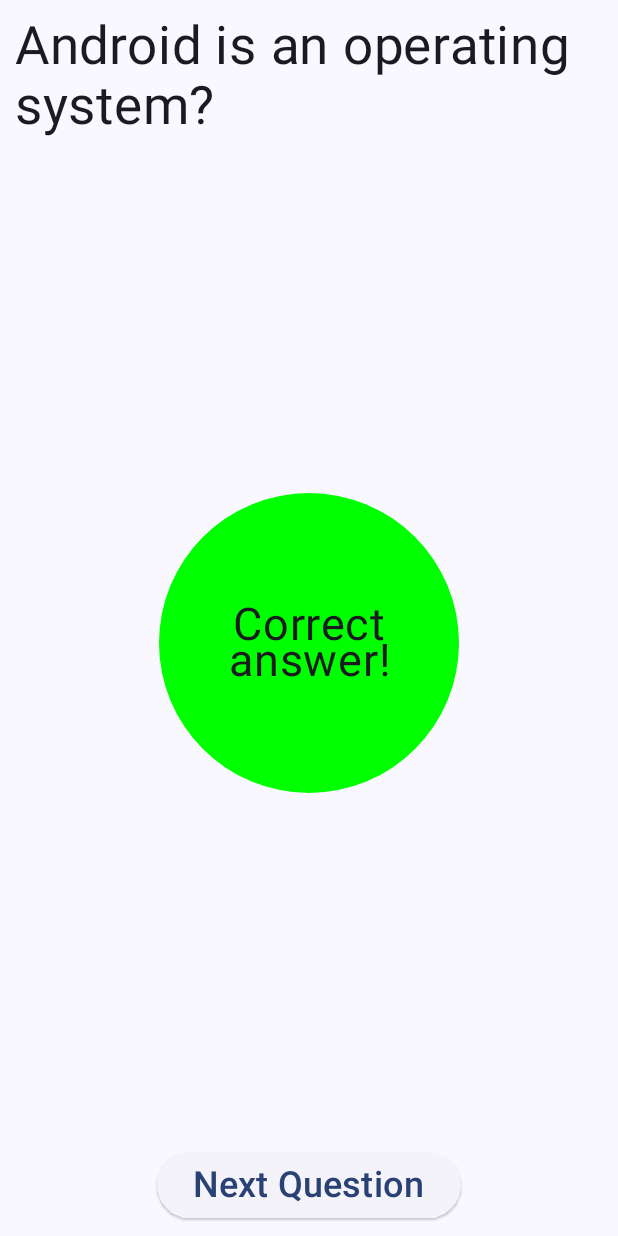
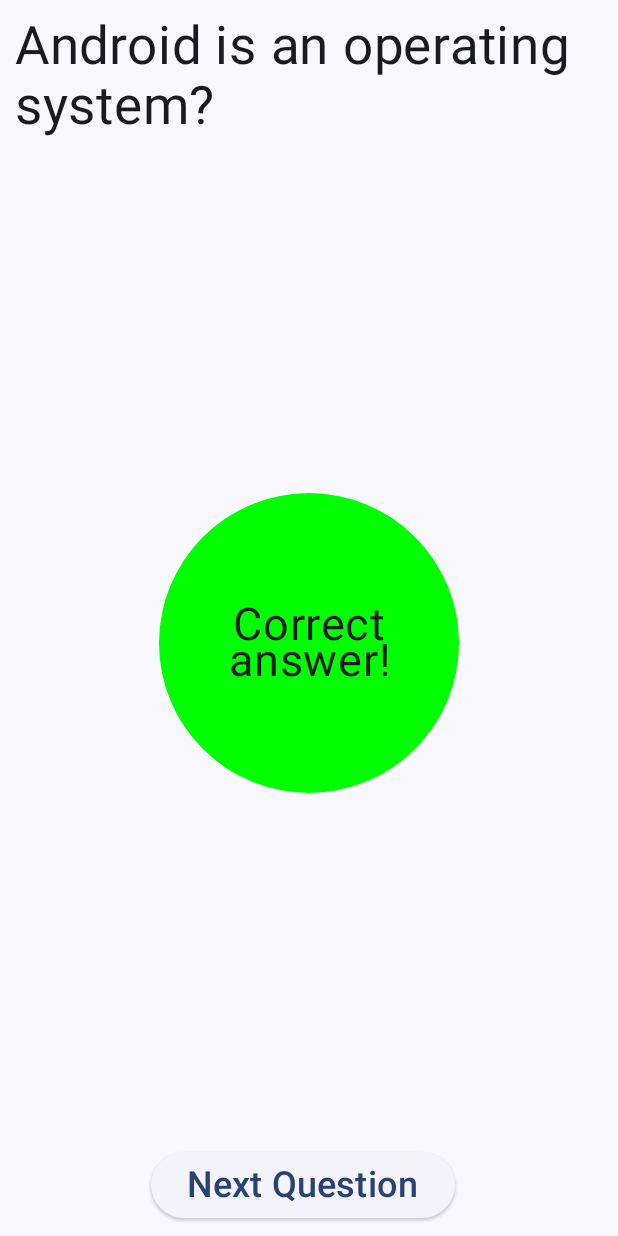
Before and after one commit to BarrakBM/Task-Android-Compose-UI, an Android app built with Jetpack Compose: the screen it shows after launch (MainActivity), after a tap on "True", on a phone screen of 412 x 824 dp. Run offline under Robolectric (Android 15) with nearby library versions, the phone set to English and light mode, and no system bars.

```diff
--- a/app/src/main/java/com/example/myapplication/MainActivity.kt
+++ b/app/src/main/java/com/example/myapplication/MainActivity.kt
@@ -11,13 +11,10 @@ import androidx.compose.foundation.layout.Column
 import androidx.compose.foundation.layout.Row
 import androidx.compose.foundation.layout.Spacer
 import androidx.compose.foundation.layout.fillMaxSize
-import androidx.compose.foundation.layout.fillMaxWidth
 import androidx.compose.foundation.layout.height
 import androidx.compose.foundation.layout.padding
 import androidx.compose.foundation.layout.size
-import androidx.compose.foundation.layout.width
 import androidx.compose.foundation.shape.CircleShape
-import androidx.compose.material3.Button
 import androidx.compose.material3.ElevatedButton
 import androidx.compose.material3.Scaffold
 import androidx.compose.material3.Text
@@ -28,16 +25,12 @@ import androidx.compose.runtime.remember
 import androidx.compose.runtime.setValue
 import androidx.compose.ui.Alignment
 import androidx.compose.ui.Modifier
-import androidx.compose.ui.draw.clip
 import androidx.compose.ui.graphics.Color
-import androidx.compose.ui.graphics.Shape
-import androidx.compose.ui.text.font.FontWeight
+import androidx.compose.ui.res.stringResource
 import androidx.compose.ui.text.style.TextAlign
-import androidx.compose.ui.tooling.preview.Preview
 import androidx.compose.ui.unit.dp
 import androidx.compose.ui.unit.sp
 import com.example.myapplication.ui.theme.MyApplicationTheme
-import javax.xml.transform.Result
 
 class MainActivity : ComponentActivity() {
     override fun onCreate(savedInstanceState: Bundle?) {
@@ -46,7 +39,7 @@ class MainActivity : ComponentActivity() {
         setContent {
             MyApplicationTheme {
                 Scaffold(modifier = Modifier.fillMaxSize()) { innerPadding ->
-                    QuestionsActivity(modifier = Modifier.padding(innerPadding))
+                    QuestionScreen(modifier = Modifier.padding(innerPadding))
 
                 }
             }
@@ -55,22 +48,22 @@ class MainActivity : ComponentActivity() {
 }
 
 @Composable
-fun QuestionsActivity(modifier: Modifier = Modifier) {
+fun QuestionScreen(modifier: Modifier = Modifier) {
     // dictionary of questions and answers
     val questions = mapOf(
         "Android is an operating system?" to true,
         "iOS is an operating system?" to true,
         "Windows is a mobile OS?" to false
     )
-
     // convert question to list (easier approach)
     val questionsList = questions.toList()
+
     // remember current question
     var currentQuestionIndex by remember { mutableStateOf(0) }
 
+    // score state
     var score by remember { mutableStateOf(0) }
-    // set to false to not show the result at the beginning till user choose an answer it will set to true
-    var result by remember { mutableStateOf(false) }
+
     // store user answer (null since it's empty when app activity starts)
     var userAnswer by remember { mutableStateOf<Boolean?>(null) }
 
@@ -80,7 +73,7 @@ fun QuestionsActivity(modifier: Modifier = Modifier) {
         val (currentQuestion, correctAnswer) = questionsList[currentQuestionIndex]
 
         // check if user answerd and the answer is correct by comparing it to the correct answer
-        val answeredCorrectly = result && userAnswer == correctAnswer
+        val answeredCorrectly = userAnswer == correctAnswer
 
         Column(
             horizontalAlignment = Alignment.CenterHorizontally,
@@ -98,37 +91,40 @@ fun QuestionsActivity(modifier: Modifier = Modifier) {
             )
 
             // if user choose an answer and result are not null (show result)
-            if (result && userAnswer != null) {
+            if (userAnswer != null) {
                 ShowResult(userAnswer == correctAnswer)
             }
             // if answer is correct
-            if (answeredCorrectly && currentQuestionIndex != questionsList.size) {
+            if (answeredCorrectly && currentQuestionIndex < questionsList.size) {
                 ElevatedButton(
                     onClick = {
                         // move to next question
                         currentQuestionIndex++
-                        result = false
                         userAnswer = null
                         score++
-                    }, modifier
+                    }, modifier = modifier
+                        .padding(end = 8.dp)
                 ) {
                     Text(
-                        text = "Next Question",
+                        text = stringResource(R.string.next_question),
                         fontSize = 24.sp
                     )
                 }
             } else {
                 // if answer is not correct or user hasn't answer
-                Row(horizontalArrangement = Arrangement.spacedBy(16.dp)) {
+                Row(
+                    horizontalArrangement = Arrangement.spacedBy(16.dp)
+                ) {
                     ElevatedButton(
                         onClick = {
                             userAnswer = true // user answer
-                            result = true // check that user answered
                         }, modifier = modifier
+                            .weight(1f)
+                            .padding(end = 8.dp)
 
                     ) {
                         Text(
-                            text = "True",
+                            text = stringResource(R.string.TRUE),
                             fontSize = 24.sp
                         )
                     }
@@ -137,12 +133,13 @@ fun QuestionsActivity(modifier: Modifier = Modifier) {
                     ElevatedButton(
                         onClick = {
                             userAnswer = false // user answer
-                            result = true // check that user answered
                         },
                         modifier = modifier
+                            .weight(1f)
+                            .padding(end = 8.dp)
                     ) {
                         Text(
-                            text = "False",
+                            text = stringResource(R.string.False),
                             fontSize = 24.sp
                         )
                     }
@@ -165,12 +162,12 @@ fun QuestionsActivity(modifier: Modifier = Modifier) {
                     // Reset all state variables to restart the game
                     currentQuestionIndex = 0
                     score = 0
-                    result = false
                     userAnswer = null
-                }
+                }, modifier = modifier
+                    .padding(end = 8.dp)
             ) {
                 Text(
-                    text = "Restart Game",
+                    text = stringResource(R.string.restart_game),
                     fontSize = 24.sp
                 )
             }
@@ -212,7 +209,7 @@ fun ShowScore(score: Int, modifier: Modifier = Modifier) {
         contentAlignment = Alignment.Center
     ) {
         Text(
-            text = scoreResult.toString(),
+            text = stringResource(R.string.score, scoreResult),
             textAlign = TextAlign.Center,
             fontSize = 30.sp,
             color = Color.White
--- a/app/src/main/res/values/strings.xml
+++ b/app/src/main/res/values/strings.xml
@@ -1,3 +1,8 @@
 <resources>
     <string name="app_name">My Application</string>
+    <string name="next_question">Next Question</string>
+    <string name="False">False</string>
+    <string name="TRUE">True</string>
+    <string name="restart_game">Restart Game</string>
+    <string name="score">Score: %1$s</string>
 </resources>
```
